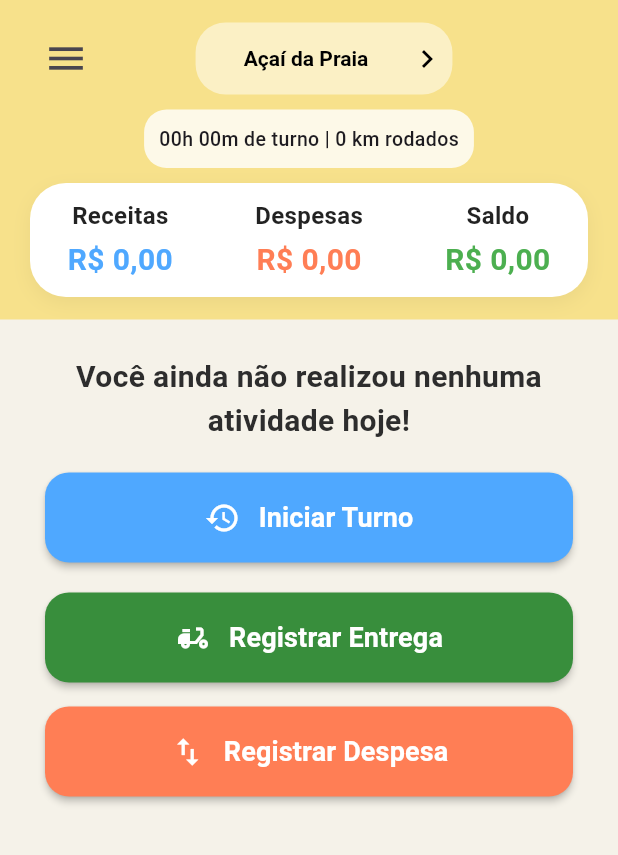
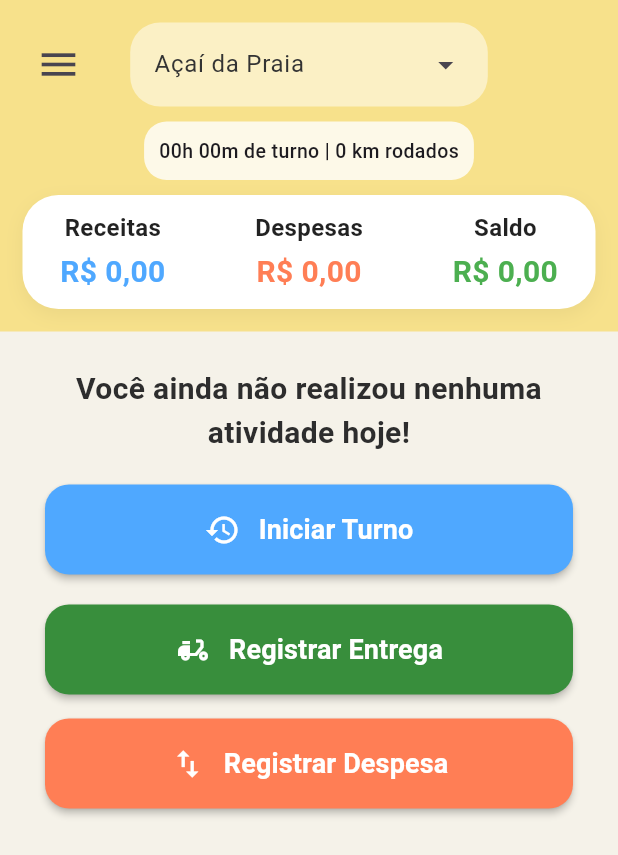
Before and after one commit to App-Motora/motora_app, a Flutter app: the HomePage screen opened by its route, on a phone screen of 412 x 824 dp. Shown: the top 855 px of the screen. Run offline on Flutter 3.47's test engine with Material 3 defaults, Android fonts, the phone set to English and light mode, and no system bars; our stand-ins replace cloud_firestore, firebase_auth, firebase_core; accounts and stored records are empty; generated files the repository leaves out were written again.

Commit message:
Estilização do DropdownMenu diferentão do header

```diff
--- a/lib/components/header.dart
+++ b/lib/components/header.dart
@@ -27,9 +27,9 @@ class Header extends StatefulWidget {
 }
 
 class _HeaderState extends State<Header> {
-  String selectedRestaurant = 'Açaí da Praia';
+  String restauranteSelecionado = 'Açaí da Praia';
 
-  final List<String> restaurants = [
+  final List<String> restaurantes = [
     'Açaí da Praia',
     'Pizzaria Central',
     'Hambúrguer do Zé',
@@ -41,52 +41,82 @@ class _HeaderState extends State<Header> {
     return Container(
       width: double.infinity,
       decoration: BoxDecoration(color: Color(0xFFF7E18B)),
-      padding: EdgeInsets.only(top: 15, left: 20, right: 20, bottom: 15),
+      padding: EdgeInsets.only(top: 15, left: 15, right: 15, bottom: 15),
       child: Column(
         spacing: 10,
         children: [
-          Row(
-            mainAxisAlignment: MainAxisAlignment.spaceBetween,
+          SizedBox(
+            width: double.infinity,
+            child: Stack(
+              alignment: Alignment.center,
               children: [
-              IconButton(
+                Align(
+                  alignment: Alignment.centerLeft,
+                  child: IconButton(
                     icon: const Icon(Icons.menu, size: 30),
                     onPressed: widget.onMenuPressed,
                   ),
-              Container(
-                padding: EdgeInsets.symmetric(horizontal: 5),
-                decoration: BoxDecoration(
-                  color: Colors.white.withValues(alpha: 0.5),
+                ),
+                Center(
+                  child: DropdownMenu<String>(
+                    inputDecorationTheme: InputDecorationThemeData(
+                      filled: true,
+                      fillColor: Colors.white.withValues(alpha: 0.5),
+                      enabledBorder: OutlineInputBorder(
                         borderRadius: BorderRadius.circular(20),
+                        borderSide: BorderSide.none,
                       ),
-                child: DropdownButtonHideUnderline(
-                  child: DropdownButton<String>(
-                    value: selectedRestaurant,
-                    icon: Icon(Icons.chevron_right, color: Colors.black),
-                    style: TextStyle(
-                      fontWeight: FontWeight.bold,
-                      color: Colors.black,
-                      fontSize: 14,
+                      focusedBorder: OutlineInputBorder(
+                        borderRadius: BorderRadius.circular(20),
+                        borderSide: BorderSide.none,
                       ),
-                    onChanged: (String? newValue) {
+                    ),
+                    initialSelection: restauranteSelecionado,
+                    dropdownMenuEntries: restaurantes.map((String value) {
+                      final bool isSelected =
+                        value == restauranteSelecionado;
+
+                      return DropdownMenuEntry<String>(
+                        value: value,
+                        label: value,
+                        style: ButtonStyle(
+                          backgroundColor:
+                              WidgetStateProperty.resolveWith((states) {
+                                if (isSelected) {
+                                  return const Color(0xFFF1F1F1);
+                                }
+                                if (states.contains(
+                                  WidgetState.selected,
+                                )) {
+                                  return const Color(0xFFF6F6F6);
+                                }
+                                if (states.contains(
+                                  WidgetState.hovered,
+                                )) {
+                                  return const Color(0xFFF8F8F8);
+                                }
+                                return Colors.white;
+                              }),
+                          foregroundColor: const WidgetStatePropertyAll(
+                            Colors.black,
+                          ),
+                          overlayColor: const WidgetStatePropertyAll(
+                            Color(0x1AF3D080),
+                          ),
+                        ),
+                      );
+                    }).toList(),
+                    onSelected: (String? newValue) {
+                      if (newValue == null) return;
+
                       setState(() {
-                        selectedRestaurant = newValue!;
+                        restauranteSelecionado = newValue;
                       });
                     },
-                    dropdownColor: Colors.white,
-                    alignment: Alignment.center,
-                    items: restaurants.map<DropdownMenuItem<String>>((
-                      String value,
-                    ) {
-                      return DropdownMenuItem<String>(
-                        value: value,
-                        child: Text(value),
-                      );
-                    }).toList(),
                   ),
                 ),
+              ],
             ),
-              SizedBox(width: 28),
-            ],
           ),
           ShiftSummary(
             shiftDuration: widget.shiftDuration,
```
Lines whose indentation alone changed are shown as unchanged.
